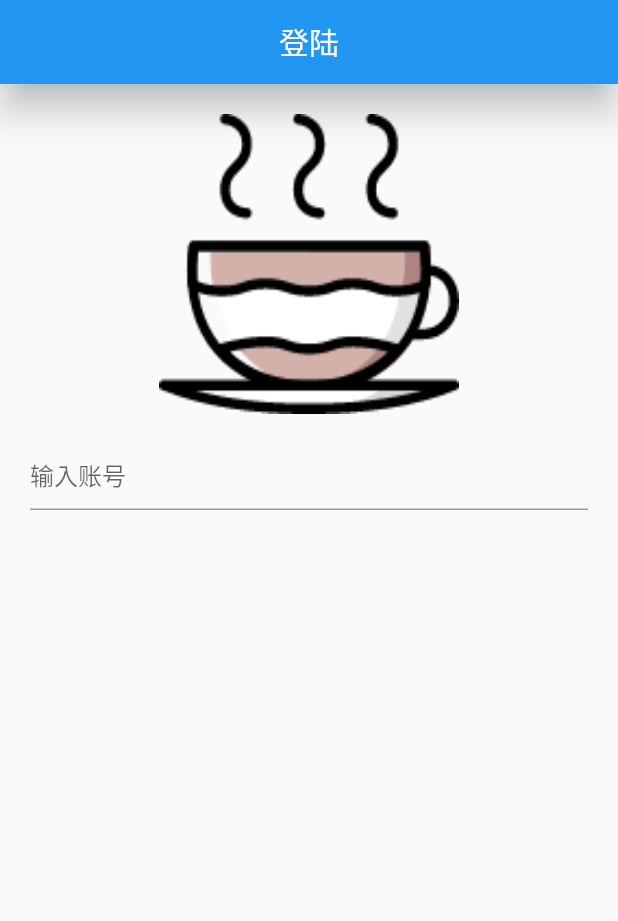
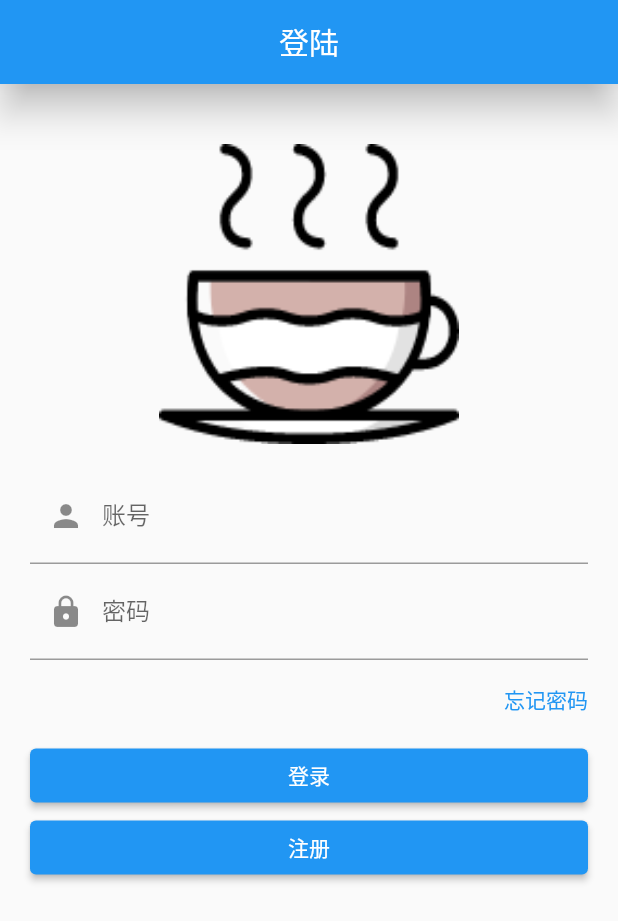
Before and after one commit to DayorNight/flutter_blcs, a Flutter app: the screen it shows after launch, on a phone screen of 412 x 824 dp. Shown: the top 921 px of the screen. Run offline on Flutter 3.47's test engine with Material 2 defaults, Android fonts, the phone set to English and light mode, and no system bars; our stand-ins replace dio; missing offline and left inert: encrypt, pointycastle; key blocks and very long unbroken strings in the code were emptied for the run.

Commit message:
【flutter】登录界面

```diff
--- a/lib/view/login_view.dart
+++ b/lib/view/login_view.dart
@@ -9,16 +9,19 @@ class LoginView extends StatefulWidget {
 }
 
 class _LoginViewState extends State<LoginView> {
+  GlobalKey _key = GlobalKey<FormState>();
+
   @override
   Widget build(BuildContext context) {
     return Scaffold(
+      resizeToAvoidBottomInset: false,
       appBar: AppBar(
         title: Text("登陆"),
         centerTitle: true,
         elevation: 10,
       ),
       body: Padding(
-        padding: EdgeInsets.all(20),
+        padding: EdgeInsets.fromLTRB(20, 40, 20, 20),
         child: Column(
           children: [
             Center(
@@ -31,21 +34,87 @@ class _LoginViewState extends State<LoginView> {
             ),
             SizedBox(height: 16),
             Form(
+              key: _key,
               child: Column(
                 children: [
                   TextFormField(
                     keyboardType: TextInputType.phone,
                     decoration: const InputDecoration(
-                      hintText: '输入账号'
+                      counterText:'',//隐藏最大长度字数
+                      hintText: '请输入手机号',
+                      labelText: '账号',
+                      prefixIcon: Icon(Icons.person),
                     ),
                     validator: (String? value){
                       if(value == null || value.isEmpty){
-                        return '未输入账号';
+                        return '未输入手机号';
                       }
-                      return null;
                     },
-                  )
+                    textInputAction: TextInputAction.next,
+                    maxLength: 11,
+                      enableSuggestions:false
+                  ),
+                  TextFormField(
+                    keyboardType: TextInputType.text,
+                    decoration: const InputDecoration(
+                      hintText: '请输入密码',
+                      labelText: '密码',
+                      prefixIcon: Icon(Icons.lock),
+                    ),
+                    validator: (String? value){
+                      if(value == null || value.isEmpty){
+                        return '未输入密码';
+                      }
+                      if(value.length<6){
+                        return '密码不能小于6位数';
+                      }
+                    },
+                    obscureText: true,
+                    textInputAction: TextInputAction.send,
+                    onFieldSubmitted:  (String){
+                      print('submit');
+                    },
+                  ),
                 ],
+              ),
+            ),
+            SizedBox(height: 16),
+            GestureDetector(
+              child: Container(
+                width: double.infinity,
+                child: Text("忘记密码",
+                  textAlign: TextAlign.right,
+                  style: TextStyle(
+                    color: Colors.blue,
+                  ),
+                ),
+              ),
+              onTap: (){
+                print("忘记密码");
+                // Navigator.of(context).pushNamed("forgetPsd");
+              },
+            ),
+            SizedBox(height: 16),
+            Container(
+              width: double.infinity,
+              child: ElevatedButton(
+                onPressed: (){
+                  // (_key.currentState as FormState).toString();
+                  print((_key.currentState as FormState).validate());
+                  // print("登录");
+                  // Navigator.of(context).pushNamed("forgetPsd");
+                },
+                child: Text("登录"),
+              ),
+            ),
+            Container(
+              width: double.infinity,
+              child: ElevatedButton(
+                onPressed: (){
+                  print("注册");
+                  // Navigator.of(context).pushNamed("forgetPsd");
+                },
+                  child: Text("注册")
               ),
             ),
           ],
```
Also changed, not shown: pubspec.lock, 1 other file.
